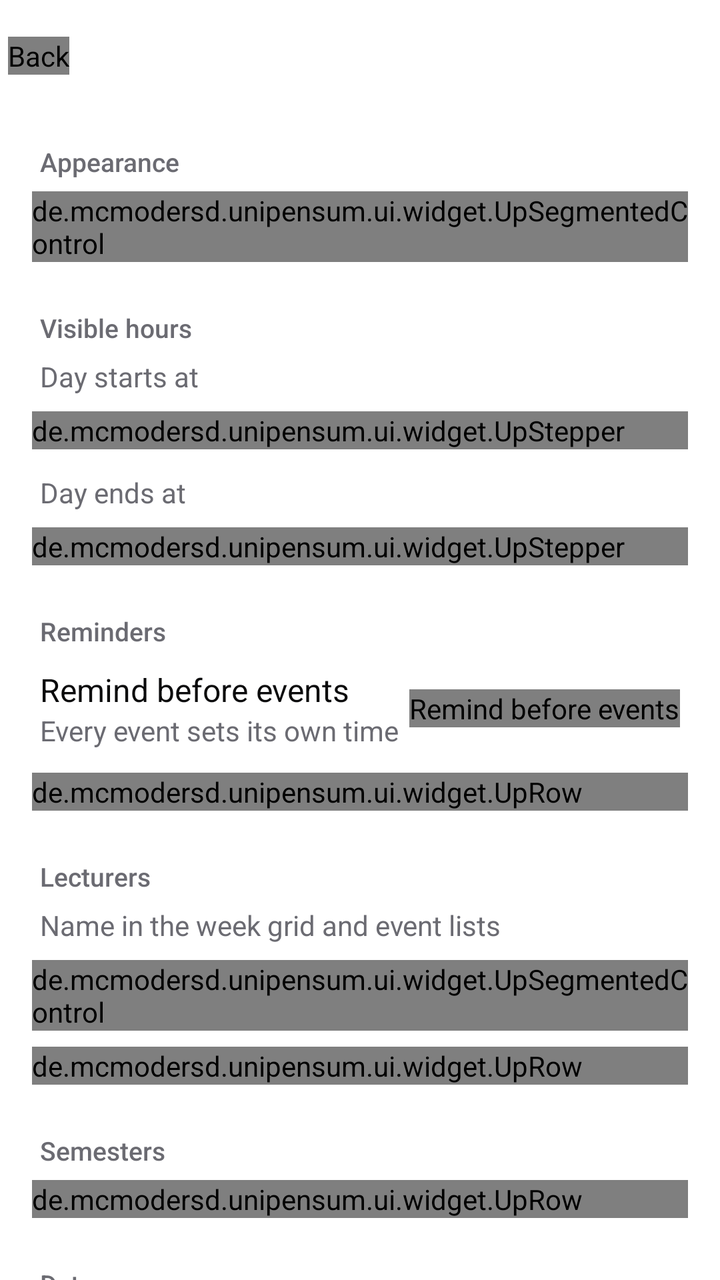
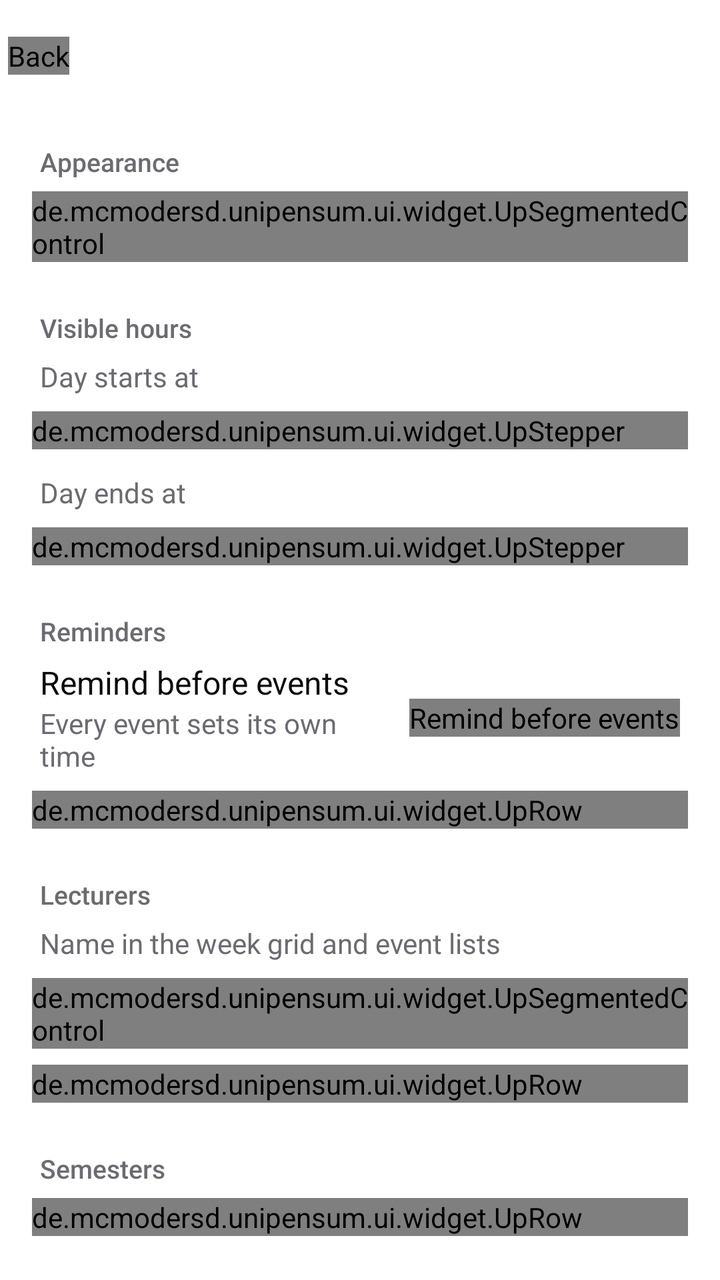

Two renders of the same Android screen: before a commit and after it. Below are the layout's source before the change and the commit's diff.
<!-- AndroidManifest.xml: application theme Theme.UniPensum -->
<!-- res/layout/fragment_settings.xml -->
<?xml version="1.0" encoding="utf-8"?>
<LinearLayout xmlns:android="http://schemas.android.com/apk/res/android"
    xmlns:tools="http://schemas.android.com/tools"
    xmlns:app="http://schemas.android.com/apk/res-auto"
    android:layout_width="match_parent"
    android:layout_height="match_parent"
    android:background="@color/bg"
    tools:ignore="Overdraw"
    android:clickable="true"
    android:focusable="false"
    android:orientation="vertical">

    <include layout="@layout/view_top_bar" />

    <androidx.core.widget.NestedScrollView
        android:layout_width="match_parent"
        android:layout_height="0dp"
        android:layout_weight="1"
        android:overScrollMode="never">

        <LinearLayout
            android:layout_width="match_parent"
            android:layout_height="wrap_content"
            android:orientation="vertical"
            android:padding="@dimen/space_4">

            <TextView
                style="@style/TextAppearance.Up.Section"
                android:layout_width="match_parent"
                android:layout_height="wrap_content"
                android:text="@string/settings_appearance" />

            <de.mcmodersd.unipensum.ui.widget.UpSegmentedControl
                android:id="@+id/theme_control"
                android:layout_width="match_parent"
                android:layout_height="wrap_content" />

            <TextView
                style="@style/TextAppearance.Up.Section"
                android:layout_width="match_parent"
                android:layout_height="wrap_content"
                android:layout_marginTop="@dimen/space_5"
                android:text="@string/settings_hours" />

            <TextView
                style="@style/TextAppearance.Up.Caption"
                android:layout_width="match_parent"
                android:layout_height="wrap_content"
                android:layout_marginBottom="@dimen/space_2"
                android:paddingHorizontal="@dimen/space_1"
                android:text="@string/hours_start" />

            <de.mcmodersd.unipensum.ui.widget.UpStepper
                android:id="@+id/hours_start"
                android:layout_width="match_parent"
                android:layout_height="wrap_content" />

            <TextView
                style="@style/TextAppearance.Up.Caption"
                android:layout_width="match_parent"
                android:layout_height="wrap_content"
                android:layout_marginTop="@dimen/space_3"
                android:layout_marginBottom="@dimen/space_2"
                android:paddingHorizontal="@dimen/space_1"
                android:text="@string/hours_end" />

            <de.mcmodersd.unipensum.ui.widget.UpStepper
                android:id="@+id/hours_end"
                android:layout_width="match_parent"
                android:layout_height="wrap_content" />

            <TextView
                style="@style/TextAppearance.Up.Section"
                android:layout_width="match_parent"
                android:layout_height="wrap_content"
                android:layout_marginTop="@dimen/space_5"
                android:text="@string/settings_reminders" />

            <LinearLayout
                android:id="@+id/reminders_row"
                android:layout_width="match_parent"
                android:layout_height="wrap_content"
                android:gravity="center_vertical"
                android:minHeight="48dp"
                android:orientation="horizontal"
                android:paddingHorizontal="@dimen/space_1">

                <LinearLayout
                    android:layout_width="0dp"
                    android:layout_height="wrap_content"
                    android:layout_weight="1"
                    android:orientation="vertical">

                    <TextView
                        style="@style/TextAppearance.Up.Body"
                        android:layout_width="match_parent"
                        android:layout_height="wrap_content"
                        android:importantForAccessibility="no"
                        android:text="@string/settings_reminders_enabled" />

                    <TextView
                        style="@style/TextAppearance.Up.Caption"
                        android:layout_width="match_parent"
                        android:layout_height="wrap_content"
                        android:text="@string/settings_reminders_summary" />
                </LinearLayout>

                <de.mcmodersd.unipensum.ui.widget.UpSwitch
                    android:id="@+id/reminders_switch"
                    android:layout_width="wrap_content"
                    android:layout_height="wrap_content"
                    android:contentDescription="@string/settings_reminders_enabled" />
            </LinearLayout>

            <de.mcmodersd.unipensum.ui.widget.UpRow
                android:id="@+id/notifications_row"
                android:layout_width="match_parent"
                android:layout_height="wrap_content"
                android:layout_marginTop="@dimen/space_2"
                app:upChevron="true"
                app:upTitle="@string/settings_notifications" />

            <TextView
                style="@style/TextAppearance.Up.Section"
                android:layout_width="match_parent"
                android:layout_height="wrap_content"
                android:layout_marginTop="@dimen/space_5"
                android:text="@string/settings_lecturers" />

            <TextView
                style="@style/TextAppearance.Up.Caption"
                android:layout_width="match_parent"
                android:layout_height="wrap_content"
                android:layout_marginBottom="@dimen/space_2"
                android:paddingHorizontal="@dimen/space_1"
                android:text="@string/settings_lecturer_name" />

            <de.mcmodersd.unipensum.ui.widget.UpSegmentedControl
                android:id="@+id/lecturer_name_control"
                android:layout_width="match_parent"
                android:layout_height="wrap_content" />

            <de.mcmodersd.unipensum.ui.widget.UpRow
                android:id="@+id/manage_lecturers"
                android:layout_width="match_parent"
                android:layout_height="wrap_content"
                android:layout_marginTop="@dimen/space_2"
                app:upChevron="true"
                app:upTitle="@string/settings_manage_lecturers" />

            <TextView
                style="@style/TextAppearance.Up.Section"
                android:layout_width="match_parent"
                android:layout_height="wrap_content"
                android:layout_marginTop="@dimen/space_5"
                android:text="@string/semesters_title" />

            <de.mcmodersd.unipensum.ui.widget.UpRow
                android:id="@+id/manage_semesters"
                android:layout_width="match_parent"
                android:layout_height="wrap_content"
                app:upChevron="true"
                app:upTitle="@string/settings_manage_semesters" />

            <TextView
                style="@style/TextAppearance.Up.Section"
                android:layout_width="match_parent"
                android:layout_height="wrap_content"
                android:layout_marginTop="@dimen/space_5"
                android:text="@string/settings_data" />

            <de.mcmodersd.unipensum.ui.widget.UpRow
                android:id="@+id/export_backup"
                android:layout_width="match_parent"
                android:layout_height="wrap_content"
                app:upChevron="true"
                app:upSubtitle="@string/backup_export_summary"
                app:upTitle="@string/backup_export" />

            <de.mcmodersd.unipensum.ui.widget.UpRow
                android:id="@+id/import_backup"
                android:layout_width="match_parent"
                android:layout_height="wrap_content"
                android:layout_marginTop="@dimen/space_2"
                app:upChevron="true"
                app:upSubtitle="@string/backup_import_summary"
                app:upTitle="@string/backup_import" />

            <TextView
                style="@style/TextAppearance.Up.Section"
                android:layout_width="match_parent"
                android:layout_height="wrap_content"
                android:layout_marginTop="@dimen/space_5"
                android:text="@string/settings_about" />

            <de.mcmodersd.unipensum.ui.widget.UpRow
                android:id="@+id/about"
                android:layout_width="match_parent"
                android:layout_height="wrap_content"
                app:upChevron="true"
                app:upTitle="@string/app_name" />
        </LinearLayout>
    </androidx.core.widget.NestedScrollView>
</LinearLayout>
<!-- res/layout/view_top_bar.xml (included above) -->
<?xml version="1.0" encoding="utf-8"?>
<LinearLayout xmlns:android="http://schemas.android.com/apk/res/android"
    android:layout_width="match_parent"
    android:layout_height="56dp"
    android:gravity="center_vertical"
    android:orientation="horizontal"
    android:paddingStart="@dimen/space_1"
    android:paddingEnd="@dimen/space_4">

    <de.mcmodersd.unipensum.ui.widget.UpIconButton
        android:id="@+id/back"
        android:layout_width="wrap_content"
        android:layout_height="wrap_content"
        android:contentDescription="@string/action_back"
        android:src="@drawable/ic_arrow_back" />

    <TextView
        android:id="@+id/bar_title"
        style="@style/TextAppearance.Up.Title"
        android:layout_width="0dp"
        android:layout_height="wrap_content"
        android:layout_marginStart="@dimen/space_1"
        android:layout_weight="1"
        android:ellipsize="end"
        android:maxLines="1" />
</LinearLayout>
<!-- resources referenced by this layout -->
<resources>
  <color name="bg">#FFFFFFFF</color>
  <dimen name="space_1">4dp</dimen>
  <dimen name="space_2">8dp</dimen>
  <dimen name="space_3">12dp</dimen>
  <dimen name="space_4">16dp</dimen>
  <dimen name="space_5">24dp</dimen>
  <string name="action_back">Back</string>
  <string name="app_name">UniPensum</string>
  <string name="backup_export">Export backup</string>
  <string name="backup_export_summary">Save everything to one file</string>
  <string name="backup_import">Import backup</string>
  <string name="backup_import_summary">Replace everything with a saved file</string>
  <string name="hours_end">Day ends at</string>
  <string name="hours_start">Day starts at</string>
  <string name="semesters_title">Semesters</string>
  <string name="settings_about">About</string>
  <string name="settings_appearance">Appearance</string>
  <string name="settings_data">Data</string>
  <string name="settings_hours">Visible hours</string>
  <string name="settings_lecturer_name">Name in the week grid and event lists</string>
  <string name="settings_lecturers">Lecturers</string>
  <string name="settings_manage_lecturers">Manage lecturers</string>
  <string name="settings_manage_semesters">Manage semesters</string>
  <string name="settings_notifications">Notifications</string>
  <string name="settings_reminders">Reminders</string>
  <string name="settings_reminders_enabled">Remind before events</string>
  <string name="settings_reminders_summary">Every event sets its own time</string>
  <style name="TextAppearance.Up.Body">
          <item name="android:textSize">16sp</item>
      </style>
  <style name="TextAppearance.Up.Caption">
          <item name="android:textSize">14sp</item>
          <item name="android:textColor">@color/text_secondary</item>
      </style>
  <style name="TextAppearance.Up.Section">
          <item name="android:accessibilityHeading">true</item>
          <item name="android:textSize">13sp</item>
          <item name="android:fontFamily">sans-serif-medium</item>
          <item name="android:textColor">@color/text_secondary</item>
          <item name="android:paddingHorizontal">4dp</item>
          <item name="android:paddingBottom">6dp</item>
      </style>
  <style name="TextAppearance.Up.Title">
          <item name="android:accessibilityHeading">true</item>
          <item name="android:textSize">20sp</item>
          <item name="android:fontFamily">sans-serif-medium</item>
      </style>
  <color name="text_secondary">#FF6B6B72</color>
  <color name="accent">#FF0A0A0B</color>
  <color name="text_on_accent">#FFFFFFFF</color>
  <color name="sheet">#FFFFFFFF</color>
  <color name="text_primary">#FF0A0A0B</color>
  <color name="danger">#FFCE2B37</color>
  <style name="Widget.Up.TextView" parent="Widget.AppCompat.TextView">
          <item name="android:textAlignment">viewStart</item>
      </style>
  <style name="ThemeOverlay.Up.BottomSheetDialog" parent="ThemeOverlay.MaterialComponents.BottomSheetDialog">
          <item name="bottomSheetStyle">@style/Widget.Up.BottomSheet</item>
          <item name="android:navigationBarColor">@android:color/transparent</item>
          <item name="android:windowIsFloating">false</item>
      </style>
  <style name="Widget.Up.BottomSheet" parent="Widget.MaterialComponents.BottomSheet.Modal">
          <item name="backgroundTint">@color/sheet</item>
          <item name="shapeAppearance">@style/ShapeAppearance.Up.Sheet</item>
          <item name="shapeAppearanceOverlay">@null</item>
          
          <item name="shouldRemoveExpandedCorners">false</item>
          <item name="android:elevation">0dp</item>
      </style>
  <style name="ShapeAppearance.Up.Sheet" parent="">
          <item name="cornerFamily">rounded</item>
          <item name="cornerSizeTopLeft">28dp</item>
          <item name="cornerSizeTopRight">28dp</item>
          <item name="cornerSizeBottomLeft">0dp</item>
          <item name="cornerSizeBottomRight">0dp</item>
      </style>
  <!-- unchanged entries left out for length: 3 -->
</resources>

<!-- the commit's change to res/layout/fragment_settings.xml (unified diff, before → after) -->
@@ -88,6 +88,7 @@
                 <LinearLayout
                     android:layout_width="0dp"
                     android:layout_height="wrap_content"
+                    android:layout_marginEnd="@dimen/space_3"
                     android:layout_weight="1"
                     android:orientation="vertical">
 
